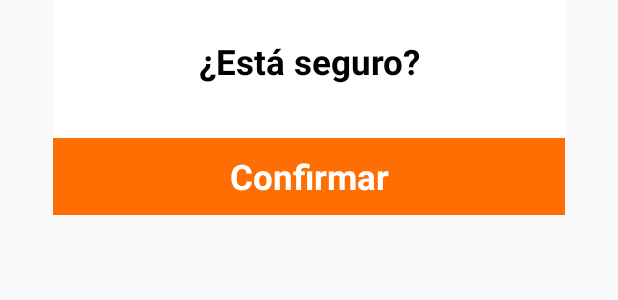
After one commit to u136865/GeoTime, an Android app: the layout custom_confirm_dialog.xml on its own in the app's theme, with its tools: preview values and no code run, on a phone screen of 412 x 824 dp. The commit adds this screen. Shown: the top 300 px of the screen. Run offline under Robolectric (Android 15) with nearby library versions, the phone set to English and light mode, and no system bars.

Commit message:
Confirmación fichaje y circulo con descansos

```diff
--- /dev/null
+++ b/app/src/main/res/layout/custom_confirm_dialog.xml
@@ -0,0 +1,35 @@
+<?xml version="1.0" encoding="utf-8"?>
+<RelativeLayout xmlns:android="http://schemas.android.com/apk/res/android"
+    android:layout_width="match_parent"
+    android:layout_height="wrap_content"
+    android:layout_marginStart="35dp"
+    android:layout_marginEnd="35dp"
+    android:background="@color/blanco">
+
+    <TextView
+        android:id="@+id/text_view"
+        android:layout_width="match_parent"
+        android:layout_height="wrap_content"
+        android:textAlignment="center"
+        android:textSize="23dp"
+        android:textStyle="bold"
+        android:text="@string/esta_seguro"
+        android:textColor="@color/negro"
+        android:layout_marginBottom="35dp"
+        android:layout_marginTop="25dp"
+        />
+
+    <TextView
+        android:id="@+id/button"
+        android:layout_width="match_parent"
+        android:layout_height="wrap_content"
+        android:textSize="23dp"
+        android:text="Confirmar"
+        android:textAlignment="center"
+        android:textStyle="bold"
+        android:layout_below="@+id/text_view"
+        android:padding="10dp"
+        android:textColor="@color/blanco"
+        android:background="@color/naranjaLogo"
+        />
+</RelativeLayout>
--- a/app/src/main/res/values/colors.xml
+++ b/app/src/main/res/values/colors.xml
@@ -10,4 +10,5 @@
     <color name="blanco">#FFFFFF</color>
     <color name="rojo">#FF0000</color>
     <color name="clearColor">#00000000</color>
+    <color name="negro">#000000</color>
 </resources>
--- a/app/src/main/res/values/strings.xml
+++ b/app/src/main/res/values/strings.xml
@@ -40,4 +40,5 @@
     <string name="salir">Salir</string>
     <string name="regreso">Regresar</string>
     <string name="comenzar">Entrar</string>
+    <string name="esta_seguro">¿Está seguro?</string>
 </resources>
```
Also changed, not shown: app/src/main/java/com/locactio/geotime/fragments/MainFragment.java (+19 -5 lines), app/src/main/java/com/locactio/geotime/utils/CustomConfirmDialog.java (added, +42 -0 lines).
